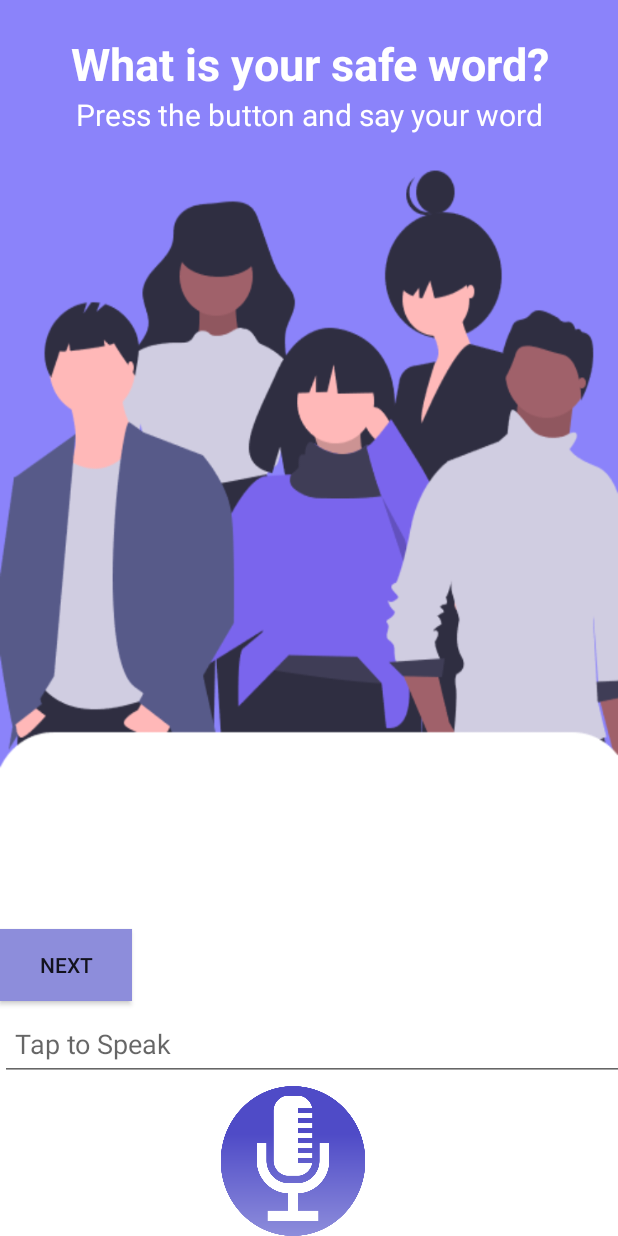
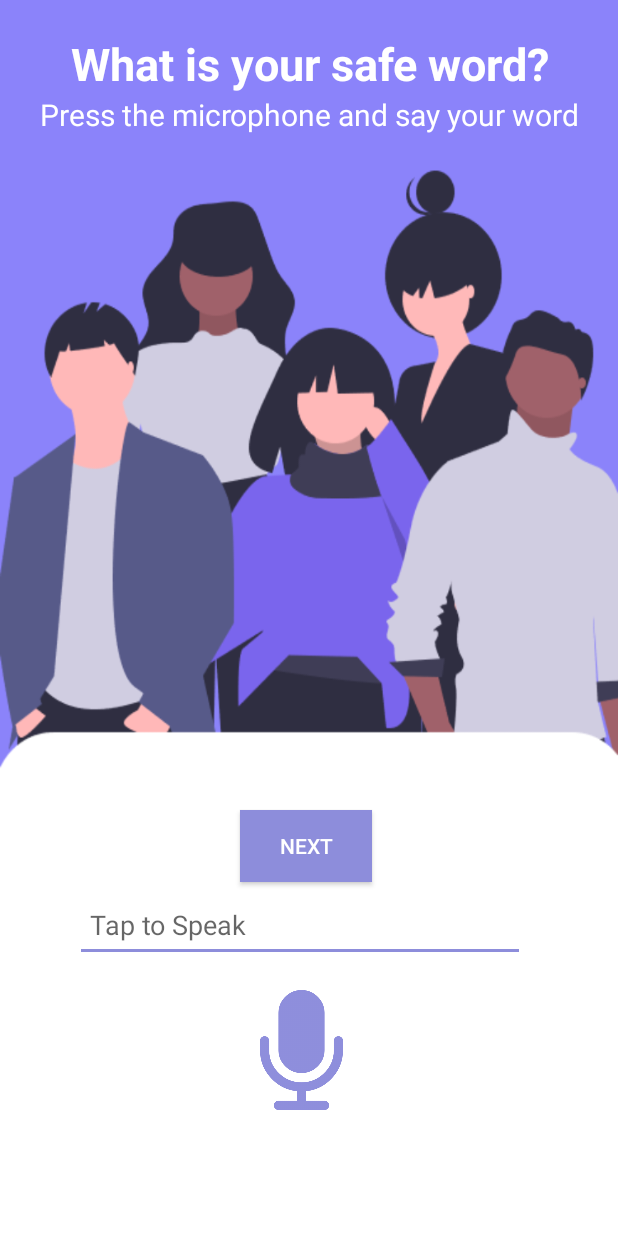
Before and after one commit to bunnefant/brick-hacks-lego-brick, an Android app: the layout activity_record.xml on its own in the app's theme, with its tools: preview values and no code run, on a phone screen of 412 x 824 dp. Run offline under Robolectric (Android 15) with nearby library versions, the phone set to English and light mode, and no system bars.

Commit message:
Final App & Final UI

```diff
--- a/dolby/app/src/main/AndroidManifest.xml
+++ b/dolby/app/src/main/AndroidManifest.xml
@@ -9,7 +9,7 @@
     <application
         android:allowBackup="true"
         android:icon="@mipmap/ic_launcher"
-        android:label="@string/app_name"
+        android:label="SafeTalkBox"
         android:roundIcon="@mipmap/ic_launcher_round"
         android:supportsRtl="true"
         android:theme="@style/AppTheme">
--- a/dolby/app/src/main/java/com/example/dolby_test/monitor.java
+++ b/dolby/app/src/main/java/com/example/dolby_test/monitor.java
@@ -179,7 +179,7 @@ public class monitor extends AppCompatActivity {
                         if(data.get(0).toLowerCase().contains(dangerPhrase.toLowerCase())) {
                             //DANGER RUN
                             speechRecognizer.stopListening();
-                            String name = "Sohil";
+                            String name = "Vennela";
                             VoxeetSDK.initialize("grB4NiWlMEvzpaLbBKBmVw==", "ap6TnDQpnFUEPlIgrN3ir3hoL2NLrCLHLHd1s_YjYW0=");
                             String conference_name = "Safety-Hotline";
                             VoxeetSDK.session().open(new ParticipantInfo(name, "", ""))
--- a/dolby/app/src/main/res/layout/activity_record.xml
+++ b/dolby/app/src/main/res/layout/activity_record.xml
@@ -28,16 +28,9 @@
             android:layout_width="match_parent"
             android:layout_height="wrap_content"
             android:gravity="center"
-            android:text="Press the button and say your word"
+            android:text="Press the microphone and say your word"
             android:textColor="@color/colorPrimary"
             android:textSize="20dp" />
-
-        <EditText
-            android:id="@+id/user_name"
-            android:layout_width="2dp"
-            android:layout_height="wrap_content"
-            android:layout_marginVertical="10dp"
-            android:layout_weight="1" />
 
         <!-- Step 2.2. The layout will be upgraded in the leave conference step -->
 
@@ -45,28 +38,32 @@
             android:id="@+id/leave"
             android:layout_width="wrap_content"
             android:layout_height="wrap_content"
+            android:layout_marginTop="450dp"
+            android:layout_marginLeft="160dp"
             android:layout_marginRight="10dp"
             android:background="@color/colorAccent"
+            android:textColor="@color/colorPrimary"
             android:text="Next" />
 
         <EditText
             android:id="@+id/text"
-            android:layout_width="594dp"
+            android:layout_width="300dp"
             android:layout_height="50dp"
             android:layout_centerInParent="true"
+            android:layout_marginVertical="3dp"
             android:layout_marginRight="15dp"
+            android:layout_marginLeft="50dp"
             android:layout_toLeftOf="@id/button"
             android:hint="Tap to Speak"
-            android:padding="10dp"
-            android:layout_marginVertical="3dp"/>
+            android:padding="10dp" />
 
         <ImageView
             android:id="@+id/button"
-            android:layout_width="150dp"
-            android:layout_height="100dp"
+            android:layout_width="125dp"
+            android:layout_height="80dp"
             android:layout_alignParentRight="true"
-            android:layout_marginHorizontal="125dp"
-            android:layout_marginVertical="0dp"
+            android:layout_marginHorizontal="143dp"
+            android:layout_marginVertical="15dp"
             android:backgroundTint="#F9F8FA"
             android:paddingRight="10dp"
             android:src="@drawable/safeword_microphone" />
```
Also changed, not shown: dolby/app/src/main/res/drawable/safeword_microphone.png.
